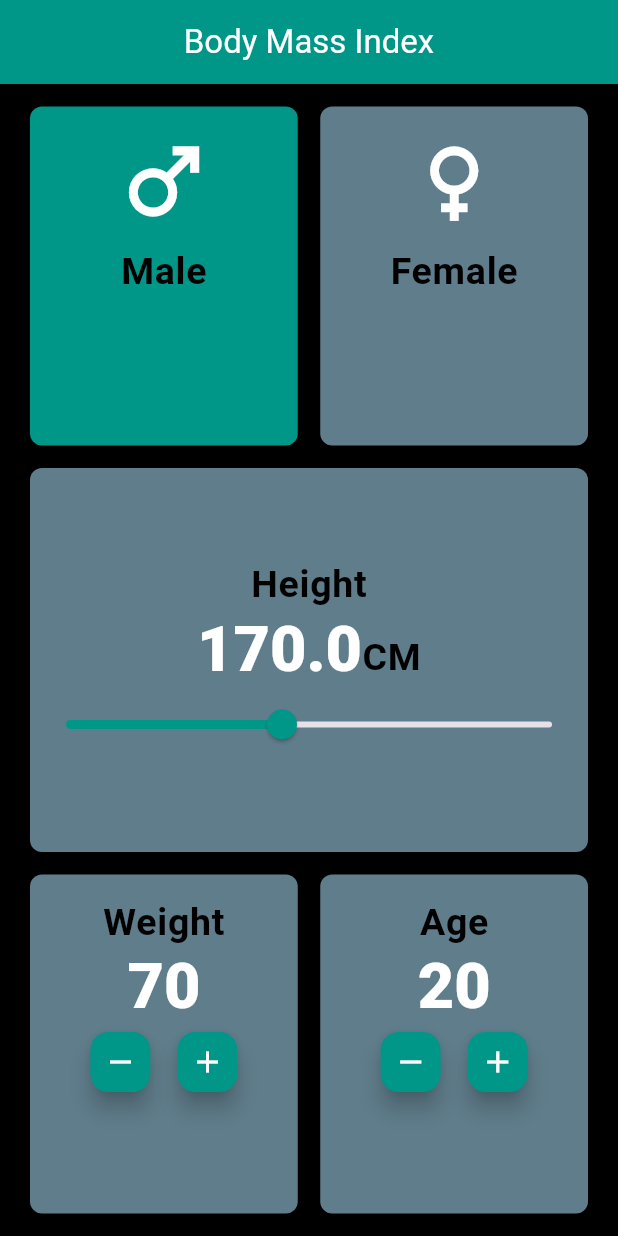
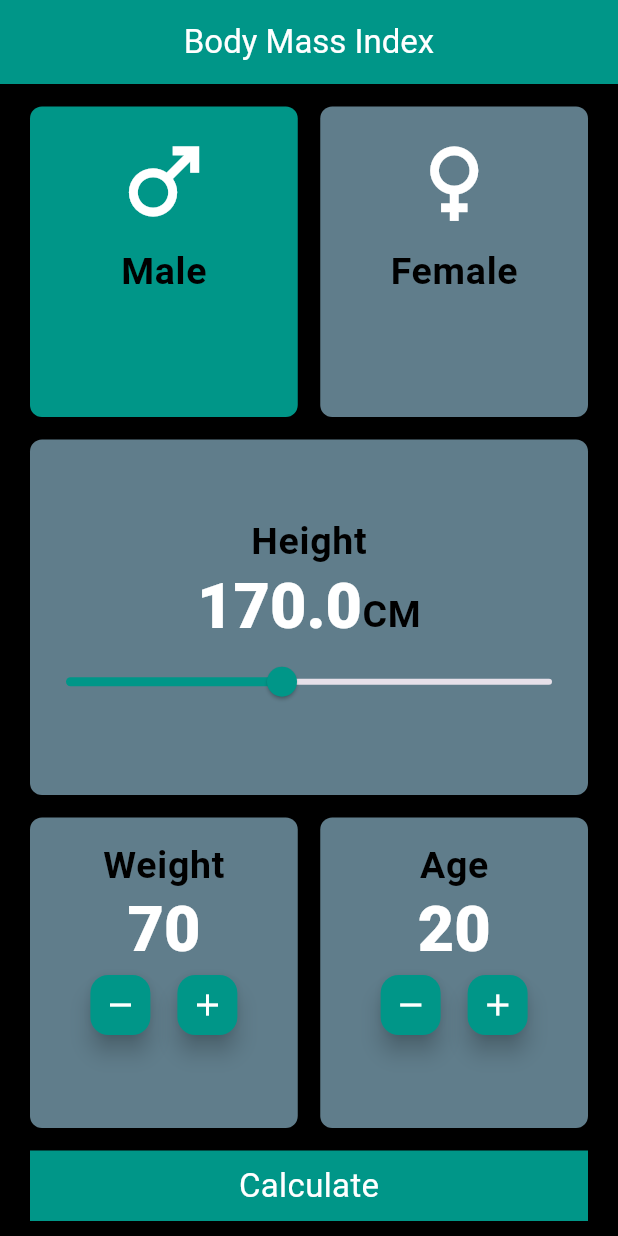
Before and after one commit to mohamedgalalelhamrawy/bmi, a Flutter app: the screen it shows after launch, on a phone screen of 412 x 824 dp. Run offline on Flutter 3.47's test engine with Material 3 defaults, Android fonts, the phone set to English and light mode, and no system bars.

Commit message:
add the button to calculate the result to home page

```diff
--- a/lib/home.dart
+++ b/lib/home.dart
@@ -1,6 +1,11 @@
+
+import 'dart:math';
+
+import 'package:bmi/resultpage.dart';
 import 'package:flutter/cupertino.dart';
 import 'package:flutter/material.dart';
 import 'package:flutter/widgets.dart';
+
 
 class HomePage extends StatefulWidget {
   const HomePage({super.key});
@@ -93,6 +98,26 @@ class _HomePageState extends State<HomePage> {
                 ],
               ),
             ),
+            // ///////////////////////////button
+            GestureDetector(
+              onTap: () {
+                Navigator.push(context, MaterialPageRoute(builder: (context){
+                  return ResultPage(ismale: ismale, age: age, result: weight/pow(heightvalue/100, 2));
+                }));
+              },
+              child: Container(
+                margin: EdgeInsets.only(bottom: 10),
+                width: double.infinity,
+                padding: EdgeInsets.symmetric(vertical: 8),
+                color: Colors.teal,
+                child: Center(
+                  child: Text("Calculate",style: TextStyle(
+                    color: Colors.white,fontSize: 22,
+
+                  ),),
+                ),
+              ),
+            )
           ],
         ),
       ),
@@ -163,12 +188,12 @@ class _HomePageState extends State<HomePage> {
                     });
                   },
                   heroTag: Type == "weight" ? "weight--" : "age--",
-                  child: Icon(
+                  child: const Icon(
                     Icons.remove,
                     color: Colors.white,
                   ),
                 ),
-                SizedBox(
+                const SizedBox(
                   width: 10,
                 ),
                 FloatingActionButton.small(
@@ -179,7 +204,7 @@ class _HomePageState extends State<HomePage> {
                     });
                   },
                   heroTag: Type == "weight" ? "weight++" : "age++",
-                  child: Icon(
+                  child: const Icon(
                     Icons.add,
                     color: Colors.white,
                   ),
```
